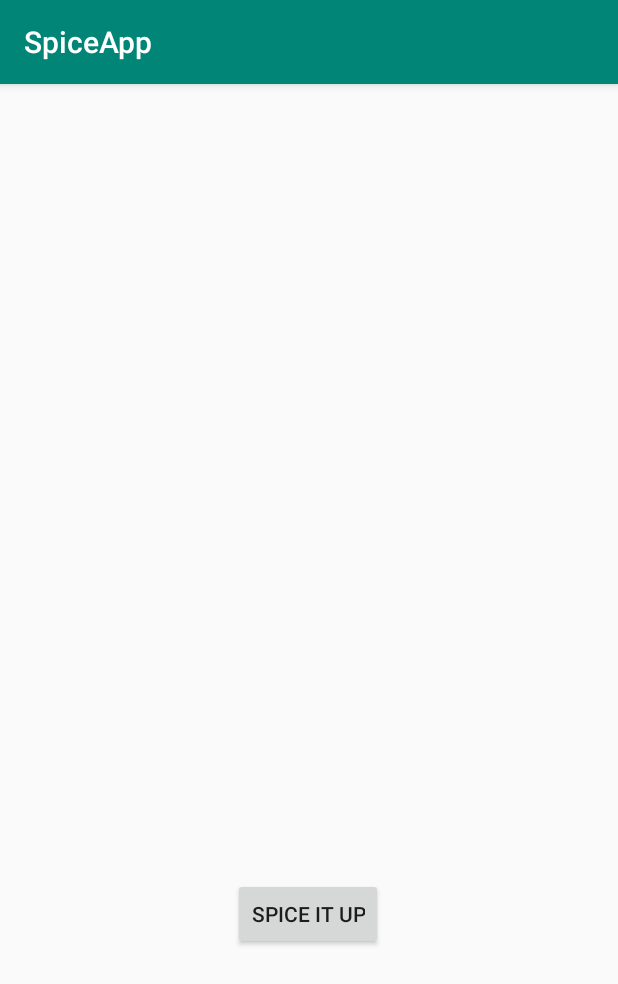
After one commit to aam659/SpiceApp, an Android app: the spiceItUp screen opened directly, with no data from a screen before it, on a phone screen of 412 x 824 dp. The commit adds this screen. Shown: the top 984 px of the screen. Run offline under Robolectric (Android 15) with nearby library versions, the phone set to English and light mode, and no system bars.

Commit message:
started spice it up activity

```diff
--- a/App/SpiceApp/app/src/main/AndroidManifest.xml
+++ b/App/SpiceApp/app/src/main/AndroidManifest.xml
@@ -9,6 +9,7 @@
         android:roundIcon="@mipmap/ic_launcher_round"
         android:supportsRtl="true"
         android:theme="@style/AppTheme">
+        <activity android:name=".spiceItUp"></activity>
         <activity android:name=".MainActivity">
             <intent-filter>
                 <action android:name="android.intent.action.MAIN" />
--- /dev/null
+++ b/App/SpiceApp/app/src/main/java/com/example/spiceapp/spiceItUp.java
@@ -0,0 +1,13 @@
+package com.example.spiceapp;
+
+import android.support.v7.app.AppCompatActivity;
+import android.os.Bundle;
+
+public class spiceItUp extends AppCompatActivity {
+
+    @Override
+    protected void onCreate(Bundle savedInstanceState) {
+        super.onCreate(savedInstanceState);
+        setContentView(R.layout.activity_spice_it_up);
+    }
+}
--- /dev/null
+++ b/App/SpiceApp/app/src/main/res/layout/activity_spice_it_up.xml
@@ -0,0 +1,19 @@
+<?xml version="1.0" encoding="utf-8"?>
+<android.support.constraint.ConstraintLayout xmlns:android="http://schemas.android.com/apk/res/android"
+    xmlns:app="http://schemas.android.com/apk/res-auto"
+    xmlns:tools="http://schemas.android.com/tools"
+    android:layout_width="match_parent"
+    android:layout_height="match_parent"
+    tools:context=".spiceItUp">
+
+    <Button
+        android:id="@+id/btnSIU"
+        android:layout_width="wrap_content"
+        android:layout_height="wrap_content"
+        android:layout_marginStart="155dp"
+        android:layout_marginLeft="155dp"
+        android:layout_marginTop="529dp"
+        android:text="@string/btnSIU"
+        app:layout_constraintStart_toStartOf="parent"
+        app:layout_constraintTop_toTopOf="parent" />
+</android.support.constraint.ConstraintLayout>
--- a/App/SpiceApp/app/src/main/res/values/strings.xml
+++ b/App/SpiceApp/app/src/main/res/values/strings.xml
@@ -1,3 +1,4 @@
 <resources>
     <string name="app_name">SpiceApp</string>
+    <string name="btnSIU">Spice It Up</string>
 </resources>
```
Also changed, not shown: 3 other files.
